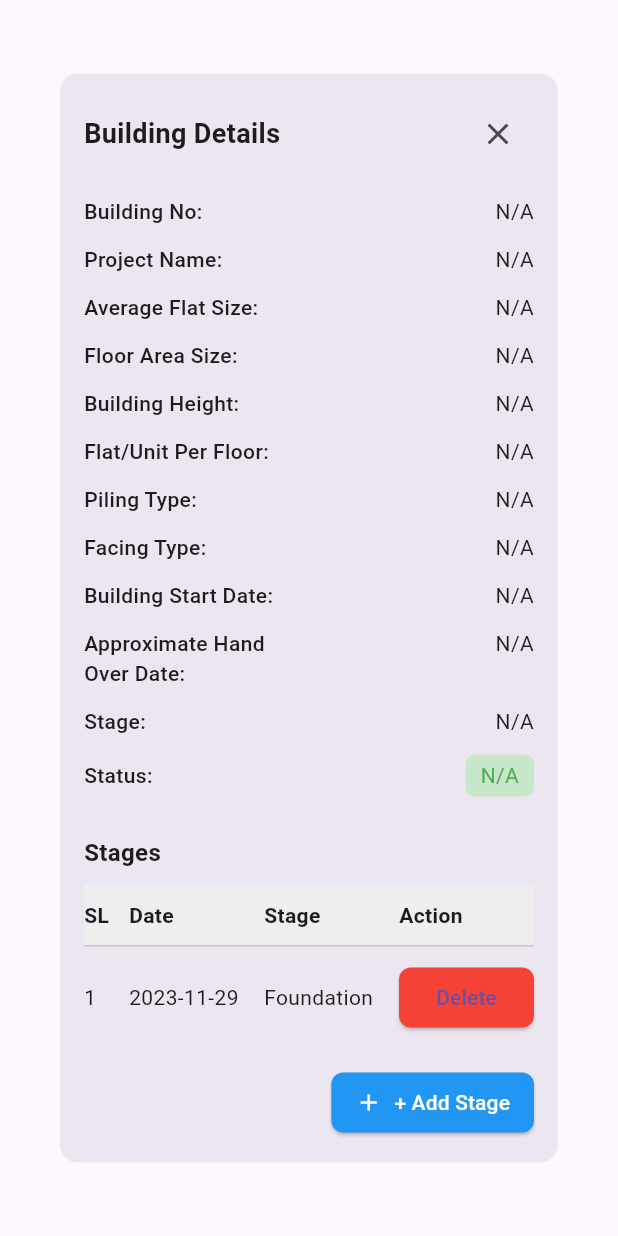
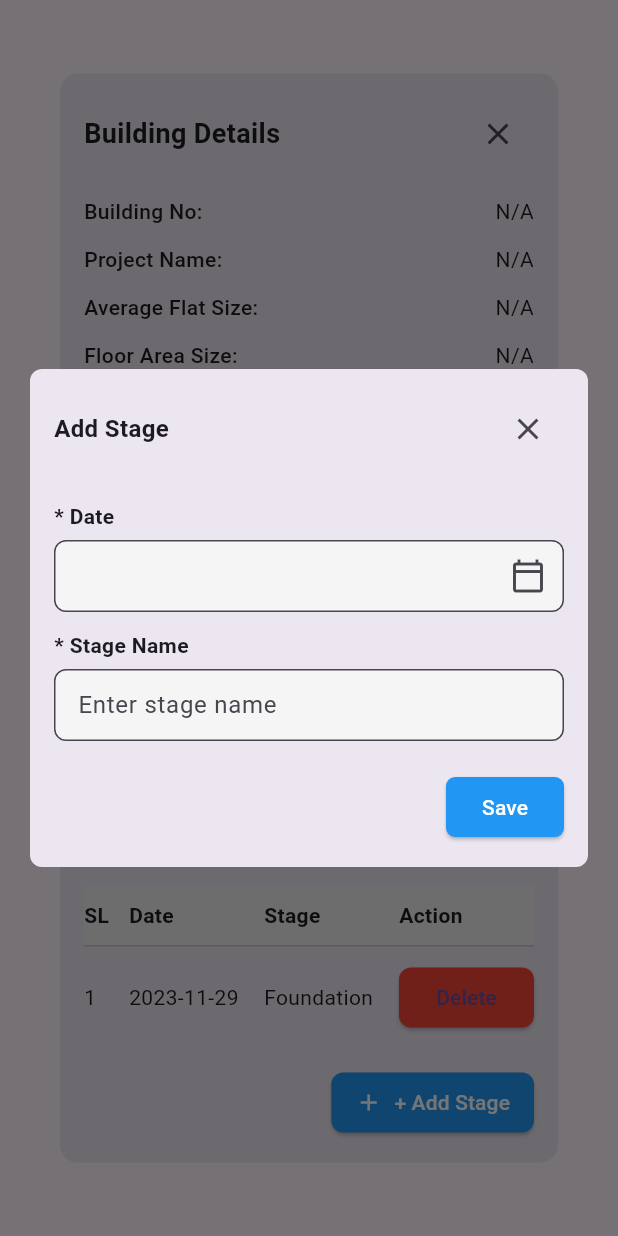
Before and after one commit to tasnimislamraisa/FathSoft, a Flutter app: the BuildingViewActionDialog widget shown alone on an empty page, opened directly, after a tap on "+ Add Stage", on a phone screen of 412 x 824 dp. Run offline on Flutter 3.47's test engine with Material 3 defaults, Android fonts, the light colour scheme and no system bars; our stand-ins replace fl_chart, get, logger, shared_preferences; accounts and stored records are empty.

Commit message:
add stage

```diff
--- a/task_1_ios_app/lib/presentation/screens/project-control-screen/project-control-widget/building-view-action-dialog.dart
+++ b/task_1_ios_app/lib/presentation/screens/project-control-screen/project-control-widget/building-view-action-dialog.dart
@@ -1,5 +1,4 @@
-import 'package:flutter/material.dart';
-import 'package:get/get.dart';
+import 'package:task_1_ios_app/my-imports.dart';
 
 class BuildingViewActionDialog extends StatelessWidget {
   const BuildingViewActionDialog({super.key});
@@ -172,6 +171,7 @@ class BuildingViewActionDialog extends StatelessWidget {
                 child: ElevatedButton.icon(
                   onPressed: () {
                     // Show add stage dialog
+                    Get.dialog(AddStageDialog());
                   },
                   icon: const Icon(Icons.add),
                   label: const Text('+ Add Stage'),
```
